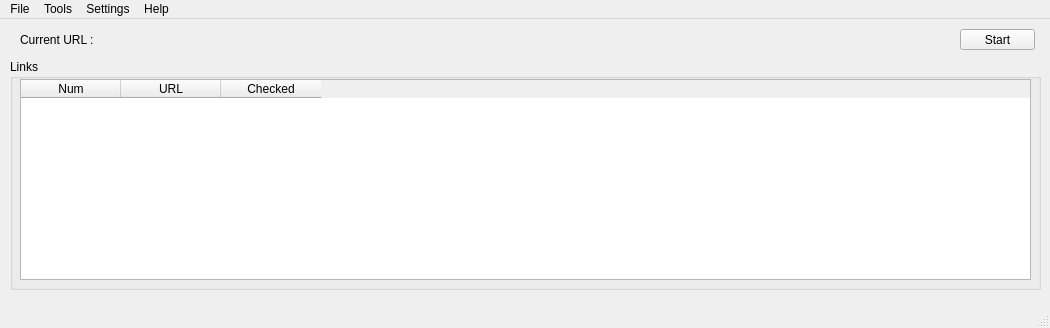
Qt form ui/main_window.ui (TheSecDude-me/webCrawler) before a commit.
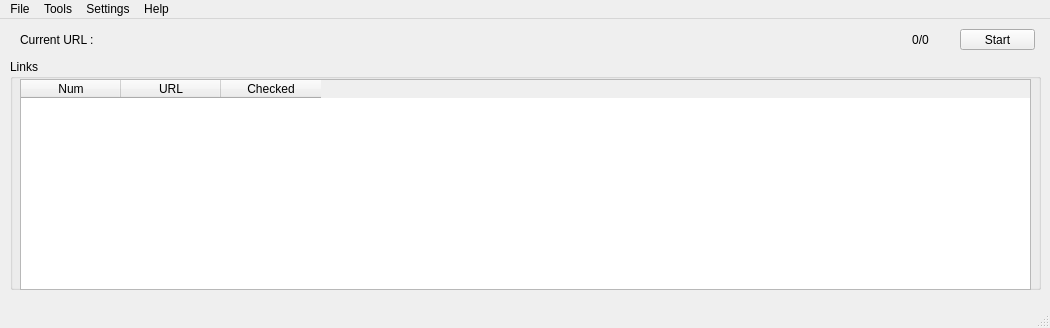
The same form after that commit.

Commit message: main windows ui has been created, more optimization for project_settings login

The edit to the form file:
```diff
--- a/ui/main_window.ui
+++ b/ui/main_window.ui
@@ -32,7 +32,7 @@
      <rect>
       <x>20</x>
       <y>10</y>
-      <width>81</width>
+      <width>851</width>
       <height>21</height>
      </rect>
     </property>
@@ -61,7 +61,7 @@
        <x>10</x>
        <y>20</y>
        <width>1011</width>
-       <height>201</height>
+       <height>211</height>
       </rect>
      </property>
      <attribute name="verticalHeaderStretchLastSection">
@@ -84,6 +84,22 @@
      </column>
     </widget>
    </widget>
+   <widget class="QLabel" name="counter_label">
+    <property name="geometry">
+     <rect>
+      <x>890</x>
+      <y>10</y>
+      <width>61</width>
+      <height>21</height>
+     </rect>
+    </property>
+    <property name="text">
+     <string>0/0</string>
+    </property>
+    <property name="alignment">
+     <set>Qt::AlignCenter</set>
+    </property>
+   </widget>
   </widget>
   <widget class="QMenuBar" name="menubar">
    <property name="geometry">
```
Left out of the diff: 4 changed lines with no effect on the pictures. The commit also changes 2 other files.
